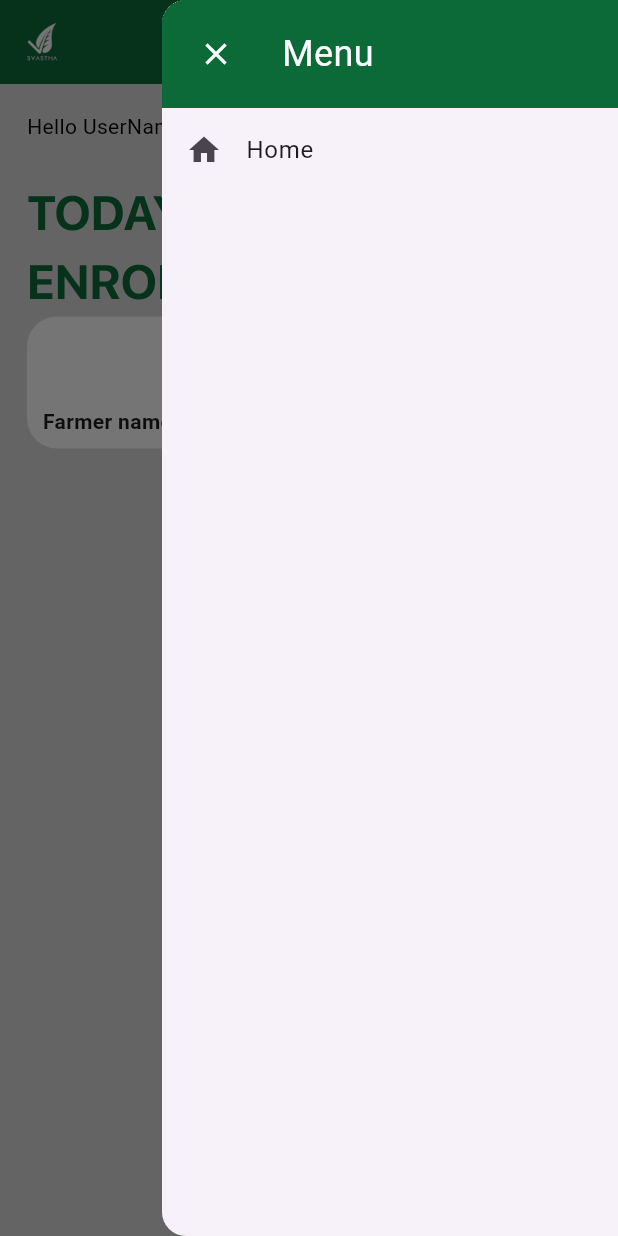
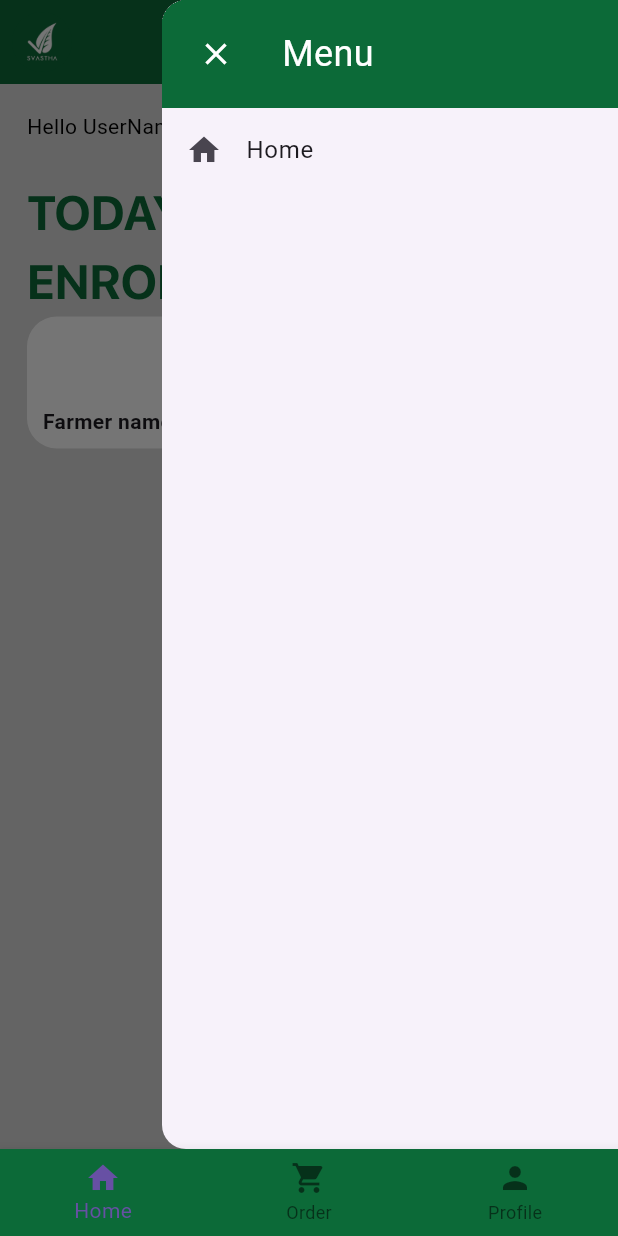
Before and after one commit to Atheeq1821/farmer-app, a Flutter app: the screen it shows after launch, in the side drawer, after a tap on the "menu" icon, on a phone screen of 412 x 824 dp. Run offline on Flutter 3.47's test engine with Material 3 defaults, Android fonts, the phone set to English and light mode, and no system bars; our stand-ins replace cloud_firestore, firebase_auth, firebase_core, flutter_riverpod; accounts and stored records are empty; project files that could hold a hidden picture were left out.

```diff
--- a/lib/features/authentication/controllers/info.txt
+++ /dev/null
@@ -1 +0,0 @@
-Controllers
--- /dev/null
+++ b/lib/features/navigation/controllers/bottom_nav_controller.dart
@@ -0,0 +1,3 @@
+import 'package:flutter_riverpod/flutter_riverpod.dart';
+
+final bottomNavProvider = StateProvider<int>((ref) => 0);
--- /dev/null
+++ b/lib/features/navigation/views/main_screen.dart
@@ -0,0 +1,40 @@
+import 'package:farmer_app/core/themes/app_pallete.dart';
+import 'package:farmer_app/features/home/views/home-page.dart';
+import 'package:farmer_app/features/navigation/controllers/bottom_nav_controller.dart';
+import 'package:flutter/material.dart';
+import 'package:flutter_riverpod/flutter_riverpod.dart';
+
+class MainScreen extends ConsumerWidget {
+  const MainScreen({super.key});
+  static final List<Widget> _pages = [
+    HomeView(),
+  ];
+
+  @override
+  Widget build(BuildContext context, WidgetRef ref) {
+    final currentIndex = ref.watch(bottomNavProvider);
+
+    return Scaffold(
+      body: _pages[currentIndex],
+      bottomNavigationBar: BottomNavigationBar(
+        backgroundColor: AppPallete.color2,
+        currentIndex: currentIndex,
+        onTap: (index) => ref.read(bottomNavProvider.notifier).state = index,
+        items: const [
+          BottomNavigationBarItem(
+            icon: Icon(Icons.home),
+            label: 'Home',
+          ),
+          BottomNavigationBarItem(
+            icon: Icon(Icons.shopping_cart),
+            label: 'Order',
+          ),
+          BottomNavigationBarItem(
+            icon: Icon(Icons.person),
+            label: 'Profile',
+          ),
+        ],
+      ),
+    );
+  }
+}
--- a/lib/main.dart
+++ b/lib/main.dart
@@ -1,9 +1,14 @@
 import 'package:farmer_app/features/authentication/views/login_page.dart';
 import 'package:farmer_app/features/home/views/home-page.dart';
+import 'package:farmer_app/features/navigation/views/main_screen.dart';
+import 'package:firebase_core/firebase_core.dart';
 import 'package:flutter/material.dart';
+import 'package:flutter_riverpod/flutter_riverpod.dart';
 
-void main() {
-  runApp(const MyApp());
+void main() async {
+  WidgetsFlutterBinding.ensureInitialized();
+  await Firebase.initializeApp();
+  runApp(const ProviderScope(child: MyApp()));
 }
 
 class MyApp extends StatelessWidget {
@@ -17,7 +22,7 @@ class MyApp extends StatelessWidget {
       theme: ThemeData(
         // colorScheme: ColorScheme.fromSeed(seedColor: Colors.deepPurple),
       ),
-      home: const HomeView(),
+      home: const MainScreen(),
     );
   }
 }
--- a/pubspec.yaml
+++ b/pubspec.yaml
@@ -34,6 +34,11 @@ dependencies:
   # The following adds the Cupertino Icons font to your application.
   # Use with the CupertinoIcons class for iOS style icons.
   cupertino_icons: ^1.0.8
+  riverpod: ^2.6.1
+  flutter_riverpod: ^2.6.1
+  firebase_core: ^3.15.1
+  firebase_auth: ^5.6.2
+  cloud_firestore: ^5.6.11
 
 dev_dependencies:
   flutter_test:
```
Also changed, not shown: lib/core/repeated/login_field.dart (+3 -5 lines), lib/features/authentication/controllers/auth_controller.dart (added, +46 -0 lines), lib/features/authentication/controllers/auth_state_controller.dart (added, +7 -0 lines), lib/features/authentication/controllers/firebase_db.dart (added, +16 -0 lines), lib/features/authentication/views/login_page.dart (+61 -22 lines), lib/features/home/views/home-page.dart (line endings or trailing spaces), pubspec.lock, 3 other files.
